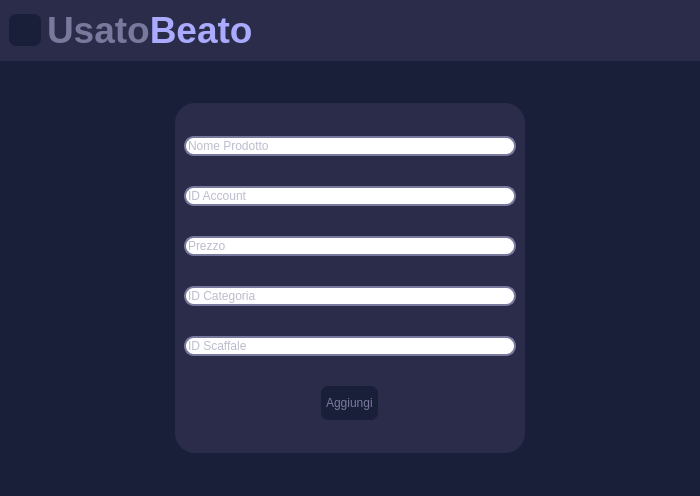
Qt form NegozioDelUsatoPython/MVC/View/AdminButtonsViews/inserisciProdottoView.ui (LeonUrsu/NegozioDellUsato-ExamIS) before a commit.
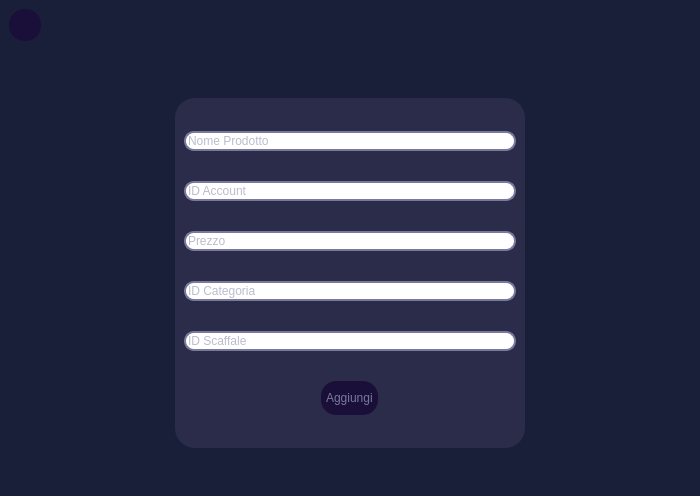
The same form after that commit. Icons and pictures are not drawn.

Commit message: fix prodotti view after update stile

What changed in the file:
```diff
--- a/NegozioDelUsatoPython/MVC/View/AdminButtonsViews/inserisciProdottoView.ui
+++ b/NegozioDelUsatoPython/MVC/View/AdminButtonsViews/inserisciProdottoView.ui
@@ -21,9 +21,6 @@
 #inserisciProdottoView{
 	background-color:#1a1f39;
 }
-#topFrame{
-	background-color: #2a2c49;
-}
 #infoProdottoContent{
 	background-color: #2a2c49;
 	border-radius: 20px;
@@ -39,8 +36,12 @@
 	background-color: rgba(26, 31, 57,150);
 }
 #indietroBtn,#aggiungiBtn{
-	background-color: #1a1f39;
-	border-radius: 7px;
+	background-color: #1a0f39;
+	border-radius: 15px;
+	padding : 10px 5px;
+	text-align:left;
+	color:#78799c;
+	font: 10pt &quot;Leelawadee UI&quot;;
 }
 QLineEdit{
 	border-radius: 10px;
@@ -98,7 +99,7 @@
          <enum>QFrame::Raised</enum>
         </property>
         <layout class="QHBoxLayout" name="horizontalLayout">
-         <item alignment="Qt::AlignHCenter">
+         <item>
           <widget class="QPushButton" name="indietroBtn">
            <property name="sizePolicy">
             <sizepolicy hsizetype="Minimum" vsizetype="Fixed">
@@ -139,13 +140,6 @@
            </property>
           </widget>
          </item>
-         <item>
-          <widget class="QLabel" name="applicationName">
-           <property name="text">
-            <string>&lt;html&gt;&lt;head/&gt;&lt;body&gt;&lt;p&gt;&lt;span style=&quot; font-size:28pt; font-weight:600;&quot;&gt;Usato&lt;/span&gt;&lt;span style=&quot; font-size:28pt; font-weight:600; color:#aaaaff;&quot;&gt;Beato&lt;/span&gt;&lt;/p&gt;&lt;/body&gt;&lt;/html&gt;</string>
-           </property>
-          </widget>
-         </item>
         </layout>
        </widget>
       </item>
```
The commit also changes 29 other files.
